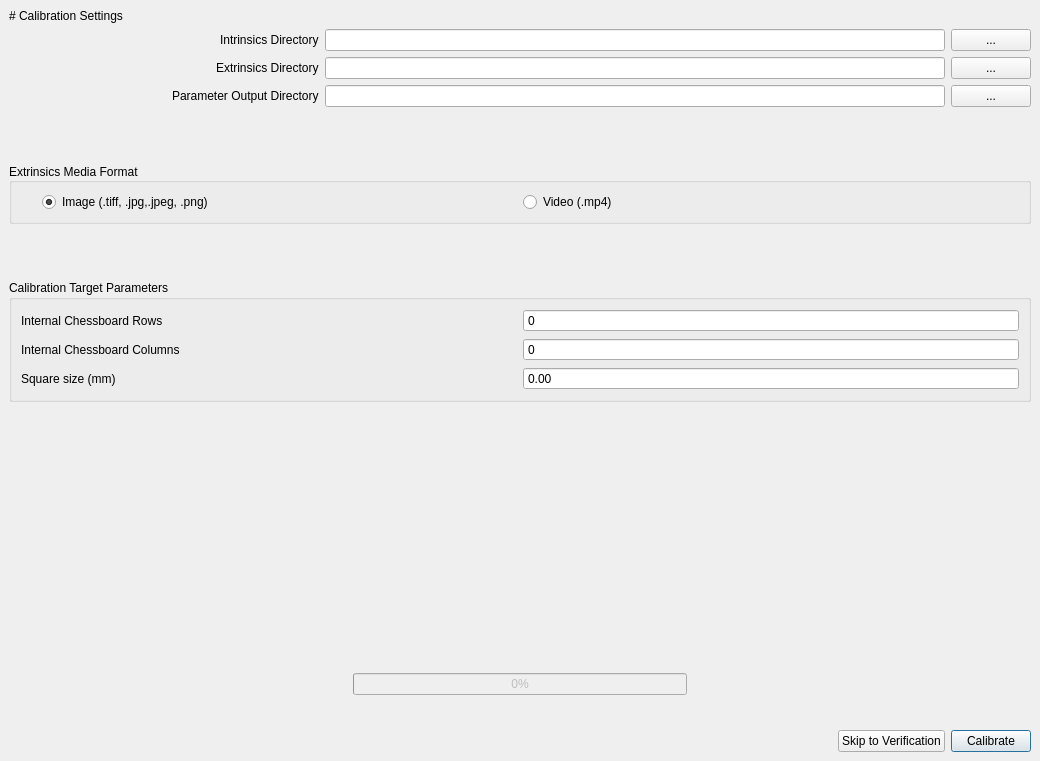
Before: the Qt Designer form src/calibration/ui_files/calibration.ui in HarvardRC/newsdannce, drawn with Qt 5.
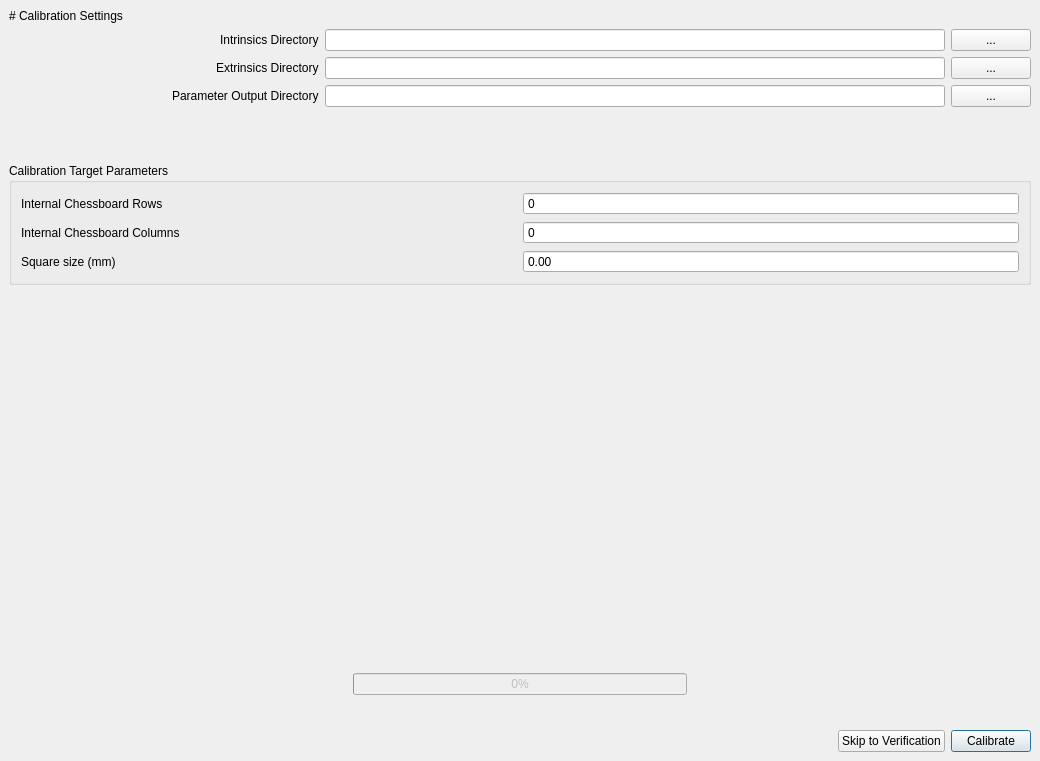
After: the same form once the commit is applied.

Commit message: remove extrinsics format option and just assume based on file structure

The edit to the form file:
```diff
--- a/src/calibration/ui_files/calibration.ui
+++ b/src/calibration/ui_files/calibration.ui
@@ -191,63 +191,6 @@
       </property>
      </spacer>
     </item>
-    <item>
-     <widget class="QGroupBox" name="extrinsicsFormatGroupBox">
-      <property name="title">
-       <string>Extrinsics Media Format</string>
-      </property>
-      <property name="alignment">
-       <set>Qt::AlignLeading|Qt::AlignLeft|Qt::AlignVCenter</set>
-      </property>
-      <property name="flat">
-       <bool>false</bool>
-      </property>
-      <property name="checkable">
-       <bool>false</bool>
-      </property>
-      <layout class="QHBoxLayout" name="horizontalLayout_7">
-       <property name="leftMargin">
-        <number>30</number>
-       </property>
-       <property name="rightMargin">
-        <number>30</number>
-       </property>
-       <item>
-        <widget class="QRadioButton" name="extrinsicsFormatRadio_image">
-         <property name="text">
-          <string>Image (.tiff, .jpg,.jpeg, .png)</string>
-         </property>
-         <property name="checked">
-          <bool>true</bool>
-         </property>
-        </widget>
-       </item>
-       <item>
-        <widget class="QRadioButton" name="extrinsicsFormatRadio_video">
-         <property name="text">
-          <string>Video (.mp4)</string>
-         </property>
-        </widget>
-       </item>
-      </layout>
-     </widget>
-    </item>
-    <item>
-     <spacer name="verticalSpacer">
-      <property name="orientation">
-       <enum>Qt::Vertical</enum>
-      </property>
-      <property name="sizeType">
-       <enum>QSizePolicy::Preferred</enum>
-      </property>
-      <property name="sizeHint" stdset="0">
-       <size>
-        <width>20</width>
-        <height>50</height>
-       </size>
-      </property>
-     </spacer>
-    </item>
     <item>
      <widget class="QGroupBox" name="groupBox">
       <property name="title">
```
The commit also changes 7 other files.
